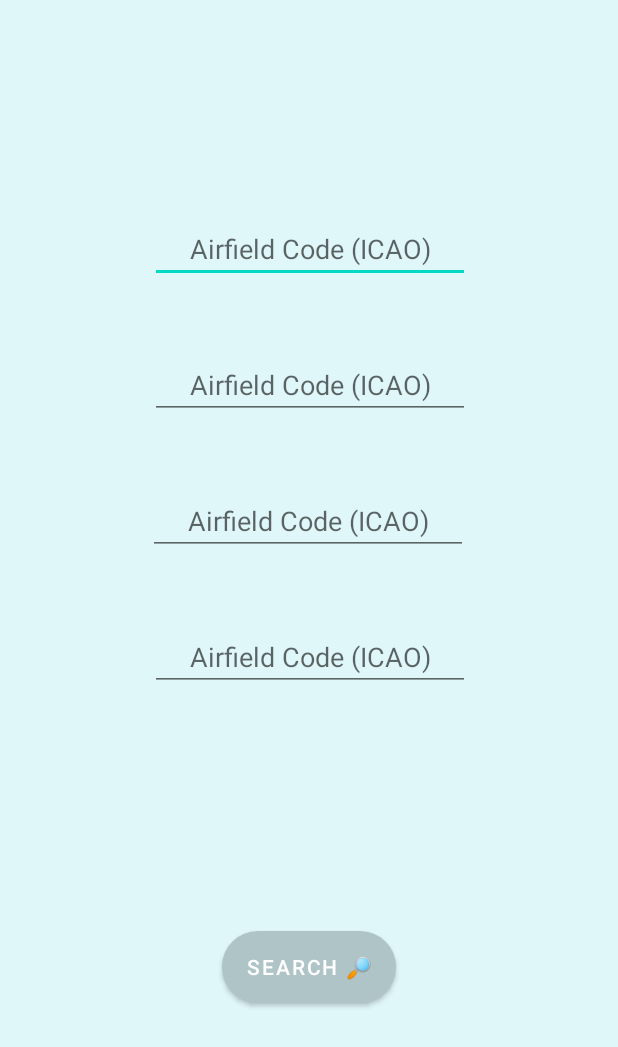
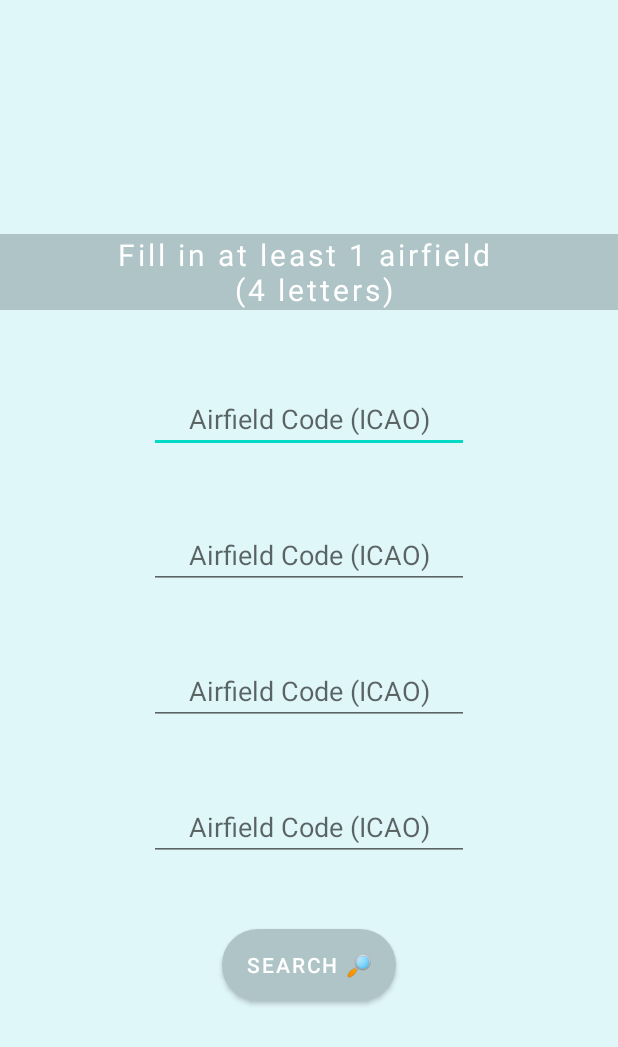
Before and after one commit to gfresnais/SNOWTAM-Android, an Android app: the screen it shows after launch (HomePageActivity), on a phone screen of 412 x 824 dp. Shown: the top 1047 px of the screen. Run offline under Robolectric (Android 15) with nearby library versions, the phone set to English and light mode, and no system bars; Roboto replaces fonts that are not available here.

Commit message:
Layout correction + lite map

```diff
--- a/app/src/main/java/com/ensim/snowtam/View/fragment/ResultsRecyclerViewAdapter.java
+++ b/app/src/main/java/com/ensim/snowtam/View/fragment/ResultsRecyclerViewAdapter.java
@@ -44,9 +44,8 @@ public class ResultsRecyclerViewAdapter extends RecyclerView.Adapter<ResultsRecy
     }
 
     @Override
-    public void onBindViewHolder(final ViewHolder holder, int position) {
-        holder.mItem = mValue;
-        if(holder.mItem != null) {
+    public void onBindViewHolder(@NotNull final ViewHolder holder, int position) {
+        if(mValue != null && mValue.get(position) != null) {
             holder.mIdView.setText(mValue.get(position).getTitle());
             holder.mContentView.setText(mValue.get(position).getContent());
         } else {
--- a/app/src/main/res/layout/activity_home_page.xml
+++ b/app/src/main/res/layout/activity_home_page.xml
@@ -1,57 +1,37 @@
 <?xml version="1.0" encoding="utf-8"?>
-<androidx.constraintlayout.widget.ConstraintLayout xmlns:android="http://schemas.android.com/apk/res/android"
+<LinearLayout xmlns:android="http://schemas.android.com/apk/res/android"
     xmlns:app="http://schemas.android.com/apk/res-auto"
     xmlns:tools="http://schemas.android.com/tools"
     android:layout_width="match_parent"
     android:layout_height="match_parent"
     android:background="@color/primary_ice_blue"
+    android:gravity="center"
+    android:orientation="vertical"
     tools:context=".View.HomePageActivity">
 
     <TextView
         android:id="@+id/title_home"
         android:layout_width="match_parent"
         android:layout_height="wrap_content"
-        android:layout_marginTop="80dp"
-        android:layout_marginBottom="77dp"
+        android:layout_marginBottom="50dp"
         android:background="@color/dark_ice_blue"
         android:fontFamily="@font/ubuntu_medium"
         android:letterSpacing="0.1"
         android:text="@string/title_home"
         android:textAlignment="center"
         android:textColor="@color/white"
-        android:textSize="20sp"
-        app:layout_constraintBottom_toTopOf="@+id/editAirfield1"
-        app:layout_constraintEnd_toEndOf="parent"
-        app:layout_constraintStart_toStartOf="parent"
-        app:layout_constraintTop_toTopOf="parent" />
-
-    <androidx.constraintlayout.widget.Barrier
-        android:layout_width="wrap_content"
-        android:layout_height="wrap_content"
-        android:layout_marginStart="5dp"
-        android:layout_marginTop="731dp"
-        android:layout_marginEnd="5dp"
-        app:barrierDirection="top"
-        app:layout_constraintBottom_toBottomOf="parent"
-        app:layout_constraintEnd_toEndOf="parent"
-        app:layout_constraintStart_toStartOf="parent"
-        app:layout_constraintTop_toTopOf="parent" />
+        android:textSize="20sp" />
 
     <EditText
         android:id="@+id/editAirfield1"
         android:layout_width="wrap_content"
         android:layout_height="wrap_content"
-        android:layout_marginTop="143dp"
         android:autofillHints=""
         android:ems="10"
         android:hint="@string/editAirfield"
         android:inputType="textPersonName"
-        android:textAlignment="center"
         android:maxLength="4"
-        app:layout_constraintEnd_toEndOf="parent"
-        app:layout_constraintHorizontal_bias="0.502"
-        app:layout_constraintStart_toStartOf="parent"
-        app:layout_constraintTop_toTopOf="parent" />
+        android:textAlignment="center" />
 
     <EditText
         android:id="@+id/editAirfield2"
@@ -62,12 +42,8 @@
         android:ems="10"
         android:hint="@string/editAirfield"
         android:inputType="textPersonName"
-        android:textAlignment="center"
         android:maxLength="4"
-        app:layout_constraintEnd_toEndOf="parent"
-        app:layout_constraintHorizontal_bias="0.502"
-        app:layout_constraintStart_toStartOf="parent"
-        app:layout_constraintTop_toBottomOf="@+id/editAirfield1" />
+        android:textAlignment="center" />
 
     <EditText
         android:id="@+id/editAirfield3"
@@ -78,12 +54,8 @@
         android:ems="10"
         android:hint="@string/editAirfield"
         android:inputType="textPersonName"
-        android:textAlignment="center"
         android:maxLength="4"
-        app:layout_constraintEnd_toEndOf="parent"
-        app:layout_constraintHorizontal_bias="0.497"
-        app:layout_constraintStart_toStartOf="parent"
-        app:layout_constraintTop_toBottomOf="@+id/editAirfield2" />
+        android:textAlignment="center" />
 
     <EditText
         android:id="@+id/editAirfield4"
@@ -94,25 +66,16 @@
         android:ems="10"
         android:hint="@string/editAirfield"
         android:inputType="textPersonName"
-        android:textAlignment="center"
         android:maxLength="4"
-        app:layout_constraintEnd_toEndOf="parent"
-        app:layout_constraintHorizontal_bias="0.502"
-        app:layout_constraintStart_toStartOf="parent"
-        app:layout_constraintTop_toBottomOf="@+id/editAirfield3" />
+        android:textAlignment="center" />
 
     <Button
         android:id="@+id/btnSearch"
         android:layout_width="wrap_content"
         android:layout_height="wrap_content"
+        android:layout_marginTop="45dp"
         android:background="@drawable/button_shape"
         android:onClick="onClickSearch"
-        android:text="@string/btnSearch"
-        app:iconTint="#FFFFFF"
-        app:layout_constraintBottom_toBottomOf="parent"
-        app:layout_constraintEnd_toEndOf="parent"
-        app:layout_constraintStart_toStartOf="parent"
-        app:layout_constraintTop_toTopOf="parent"
-        app:layout_constraintVertical_bias="0.8" />
+        android:text="@string/btnSearch" />
 
-</androidx.constraintlayout.widget.ConstraintLayout>
+</LinearLayout>
--- a/app/src/main/res/values/strings.xml
+++ b/app/src/main/res/values/strings.xml
@@ -8,6 +8,7 @@
     <string name="loading_results">Fetching results</string>
     <string name="title_home">Fill in at least 1 airfield \n (4 letters)</string>
     <string name="error_length_fields">4 letters are required for a field</string>
-    <string name="btnEncode">Encode</string>
-    <string name="btnDecode">Decode</string>
+    <string name="click_encode">Encode</string>
+    <string name="click_decode">Decode</string>
+    <string name="error_decode">Error decoding the SNOWTAM</string>
 </resources>
```
Also changed, not shown: app/build.gradle (+8 -1 lines), app/src/main/java/com/ensim/snowtam/View/fragment/ItemFragment.java (+11 -12 lines), app/src/main/res/layout/fragment_results_item_list.xml (+5 -3 lines), 1 other file.
